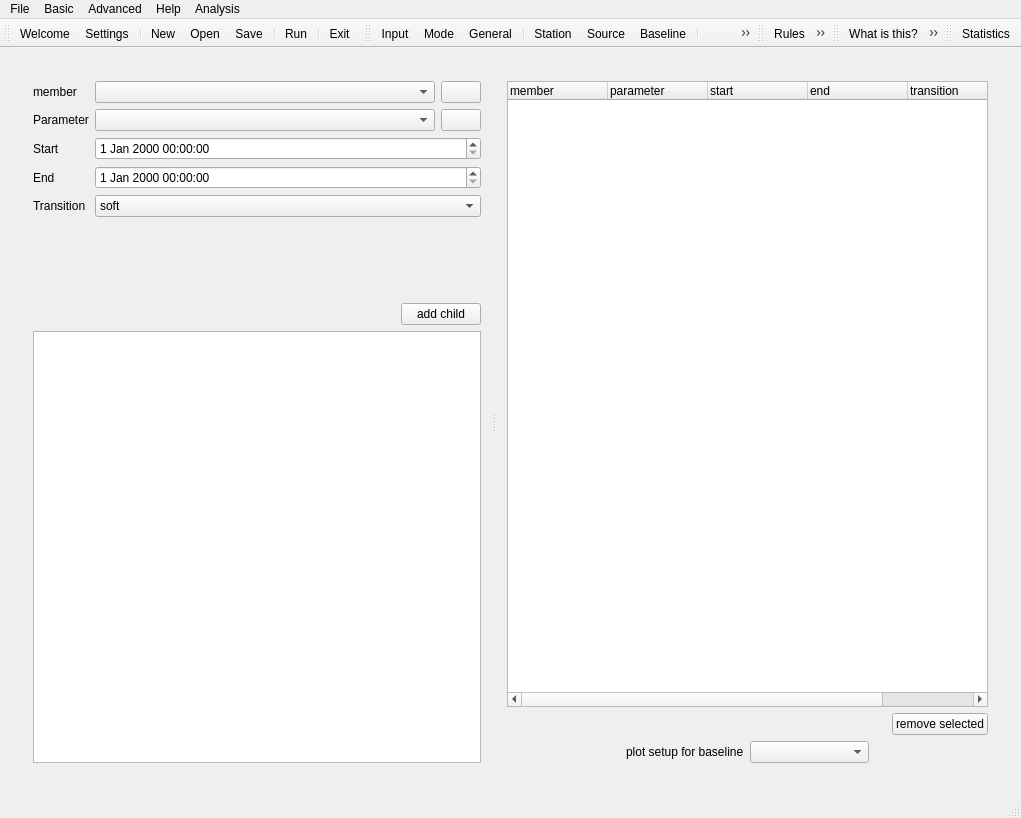
The window that mainwindow.ui (TUW-VieVS/VieSchedpp) describes before a commit, drawn with Qt 5.
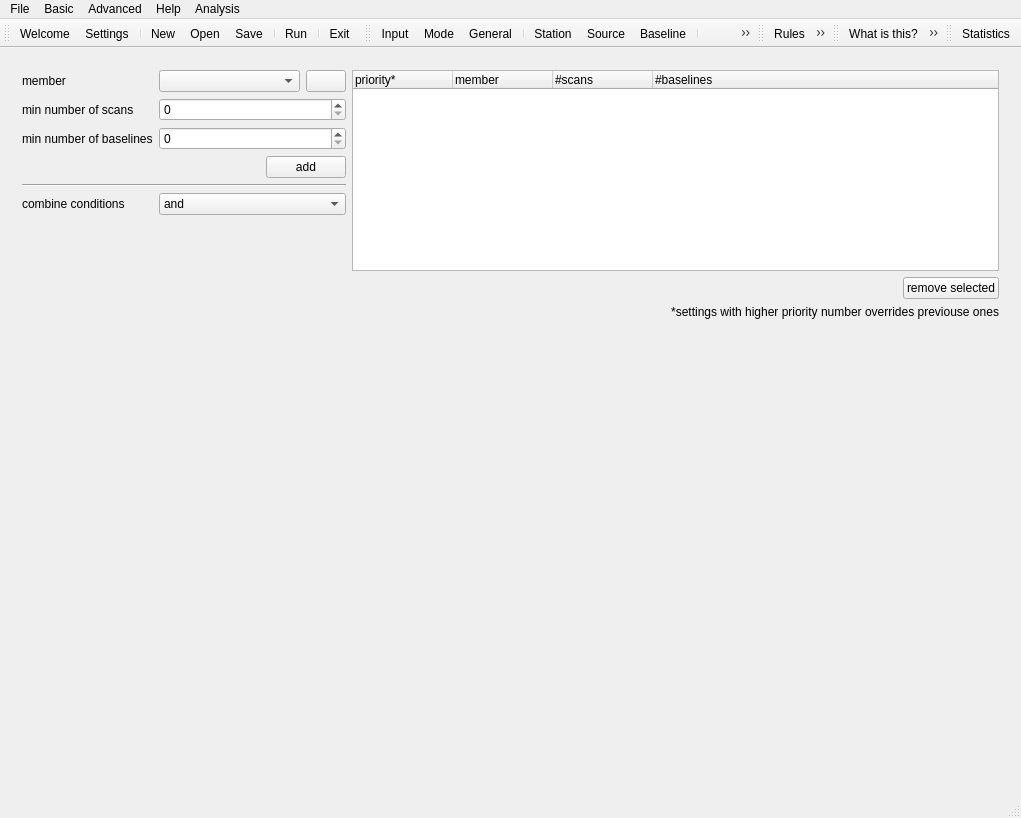
The same window after the commit. The open tabs and pages were chosen to show the change. Icons and pictures are not drawn.

Commit message: optimization conditions

What changed in the file:
```diff
--- a/mainwindow.ui
+++ b/mainwindow.ui
@@ -6116,6 +6116,212 @@
         </item>
        </layout>
       </widget>
+      <widget class="QWidget" name="page_conditions">
+       <layout class="QVBoxLayout" name="verticalLayout_56">
+        <item>
+         <layout class="QHBoxLayout" name="horizontalLayout_97" stretch="1,2">
+          <item>
+           <layout class="QFormLayout" name="formLayout_11">
+            <item row="0" column="0">
+             <widget class="QLabel" name="label_48">
+              <property name="text">
+               <string>member</string>
+              </property>
+             </widget>
+            </item>
+            <item row="0" column="1">
+             <layout class="QHBoxLayout" name="horizontalLayout_64" stretch="1,0">
+              <item>
+               <widget class="QComboBox" name="comboBox_conditions_members"/>
+              </item>
+              <item>
+               <widget class="QPushButton" name="pushButton_addSourceGroup_conditions">
+                <property name="toolTip">
+                 <string>add new source group</string>
+                </property>
+                <property name="statusTip">
+                 <string>add new source group</string>
+                </property>
+                <property name="text">
+                 <string/>
+                </property>
+                <property name="icon">
+                 <iconset resource="myresources.qrc">
+                  <normaloff>:/icons/icons/source_group_plus.png</normaloff>:/icons/icons/source_group_plus.png</iconset>
+                </property>
+               </widget>
+              </item>
+             </layout>
+            </item>
+            <item row="1" column="0">
+             <widget class="QLabel" name="label_49">
+              <property name="text">
+               <string>min number of scans</string>
+              </property>
+             </widget>
+            </item>
+            <item row="1" column="1">
+             <widget class="QSpinBox" name="spinBox_condtionsMinNumScans">
+              <property name="maximum">
+               <number>999</number>
+              </property>
+             </widget>
+            </item>
+            <item row="2" column="0">
+             <widget class="QLabel" name="label_63">
+              <property name="text">
+               <string>min number of baselines</string>
+              </property>
+             </widget>
+            </item>
+            <item row="2" column="1">
+             <widget class="QSpinBox" name="spinBox_conditionsMinNumBaselines">
+              <property name="maximum">
+               <number>999</number>
+              </property>
+             </widget>
+            </item>
+            <item row="3" column="1">
+             <layout class="QHBoxLayout" name="horizontalLayout_95" stretch="1,0">
+              <item>
+               <spacer name="horizontalSpacer_39">
+                <property name="orientation">
+                 <enum>Qt::Horizontal</enum>
+                </property>
+                <property name="sizeHint" stdset="0">
+                 <size>
+                  <width>40</width>
+                  <height>20</height>
+                 </size>
+                </property>
+               </spacer>
+              </item>
+              <item>
+               <widget class="QPushButton" name="pushButton_addCondition">
+                <property name="text">
+                 <string>add</string>
+                </property>
+                <property name="icon">
+                 <iconset resource="myresources.qrc">
+                  <normaloff>:/icons/icons/edit-add.png</normaloff>:/icons/icons/edit-add.png</iconset>
+                </property>
+               </widget>
+              </item>
+             </layout>
+            </item>
+            <item row="5" column="0">
+             <widget class="QLabel" name="label_64">
+              <property name="text">
+               <string>combine conditions</string>
+              </property>
+             </widget>
+            </item>
+            <item row="5" column="1">
+             <widget class="QComboBox" name="comboBox_conditions_combinations">
+              <item>
+               <property name="text">
+                <string>and</string>
+               </property>
+              </item>
+              <item>
+               <property name="text">
+                <string>or</string>
+               </property>
+              </item>
+             </widget>
+            </item>
+            <item row="4" column="0" colspan="2">
+             <widget class="Line" name="line_3">
+              <property name="orientation">
+               <enum>Qt::Horizontal</enum>
+              </property>
+             </widget>
+            </item>
+           </layout>
+          </item>
+          <item>
+           <layout class="QVBoxLayout" name="verticalLayout_55">
+            <item>
+             <widget class="QTreeWidget" name="treeWidget_conditions">
+              <column>
+               <property name="text">
+                <string>priority*</string>
+               </property>
+              </column>
+              <column>
+               <property name="text">
+                <string>member</string>
+               </property>
+              </column>
+              <column>
+               <property name="text">
+                <string>#scans</string>
+               </property>
+              </column>
+              <column>
+               <property name="text">
+                <string>#baselines</string>
+               </property>
+              </column>
+             </widget>
+            </item>
+            <item>
+             <layout class="QHBoxLayout" name="horizontalLayout_96">
+              <item>
+               <spacer name="horizontalSpacer_40">
+                <property name="orientation">
+                 <enum>Qt::Horizontal</enum>
+                </property>
+                <property name="sizeHint" stdset="0">
+                 <size>
+                  <width>40</width>
+                  <height>20</height>
+                 </size>
+                </property>
+               </spacer>
+              </item>
+              <item>
+               <widget class="QPushButton" name="pushButton_removeCondition">
+                <property name="text">
+                 <string>remove selected</string>
+                </property>
+                <property name="icon">
+                 <iconset resource="myresources.qrc">
+                  <normaloff>:/icons/icons/edit-delete-6.png</normaloff>:/icons/icons/edit-delete-6.png</iconset>
+                </property>
+               </widget>
+              </item>
+             </layout>
+            </item>
+            <item>
+             <widget class="QLabel" name="label_65">
+              <property name="text">
+               <string>*settings with higher priority number overrides previouse ones</string>
+              </property>
+              <property name="alignment">
+               <set>Qt::AlignRight|Qt::AlignTrailing|Qt::AlignVCenter</set>
+              </property>
+             </widget>
+            </item>
+           </layout>
+          </item>
+         </layout>
+        </item>
+        <item>
+         <spacer name="verticalSpacer_13">
+          <property name="orientation">
+           <enum>Qt::Vertical</enum>
+          </property>
+          <property name="sizeHint" stdset="0">
+           <size>
+            <width>20</width>
+            <height>455</height>
+           </size>
+          </property>
+         </spacer>
+        </item>
+       </layout>
+      </widget>
       <widget class="QWidget" name="statistics">
        <layout class="QVBoxLayout" name="verticalLayout_53" stretch="1,3">
         <item>
```
Left out of the diff: 48 changed lines with no effect on the pictures. The commit also changes 9 other files.
